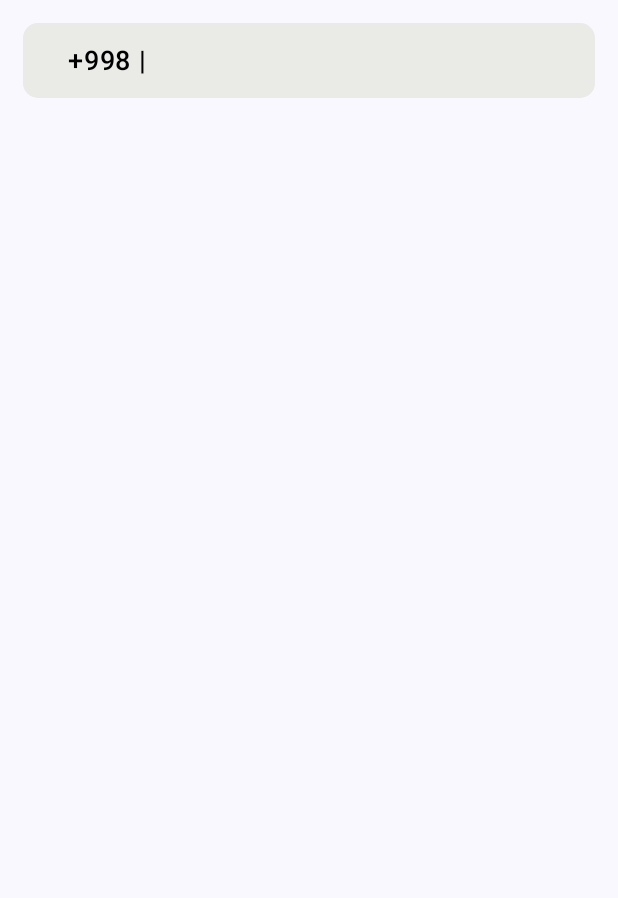
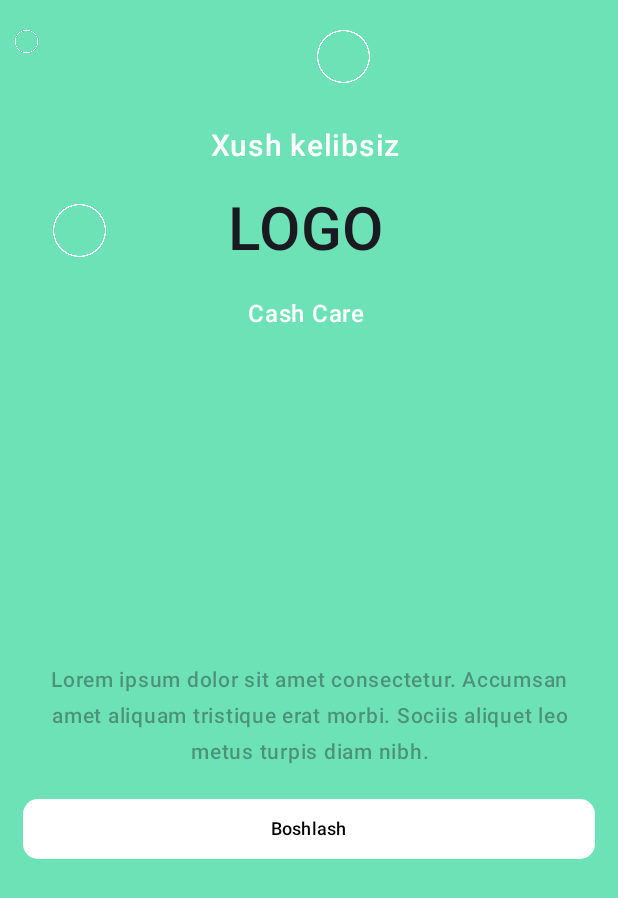
Before and after one commit to jurabek003/CashCare, an Android app built with Jetpack Compose: the screen it shows after launch (MainActivity), on a phone screen of 412 x 824 dp. Shown: the top 898 px of the screen. Run offline under Robolectric (Android 15) with nearby library versions, the phone set to English and light mode, and no system bars.

Commit message:
WelcomeScreen update...

```diff
--- a/app/src/main/java/uz/turgunboyevjurabek/cashcare/MainActivity.kt
+++ b/app/src/main/java/uz/turgunboyevjurabek/cashcare/MainActivity.kt
@@ -3,6 +3,7 @@ package uz.turgunboyevjurabek.cashcare
 import android.os.Bundle
 import androidx.activity.ComponentActivity
 import androidx.activity.compose.setContent
+import androidx.activity.enableEdgeToEdge
 import androidx.compose.foundation.background
 import androidx.compose.foundation.layout.Arrangement
 import androidx.compose.foundation.layout.Box
@@ -14,6 +15,7 @@ import androidx.compose.foundation.layout.fillMaxSize
 import androidx.compose.foundation.layout.fillMaxWidth
 import androidx.compose.foundation.layout.height
 import androidx.compose.foundation.layout.padding
+import androidx.compose.foundation.layout.statusBarsPadding
 import androidx.compose.foundation.layout.width
 import androidx.compose.foundation.shape.RoundedCornerShape
 import androidx.compose.foundation.text.BasicTextField
@@ -46,21 +48,24 @@ import androidx.compose.ui.text.style.TextAlign
 import androidx.compose.ui.tooling.preview.Preview
 import androidx.compose.ui.unit.dp
 import androidx.compose.ui.unit.sp
+import uz.turgunboyevjurabek.cashcare.View.Authorization.WelcomeScreen
+import uz.turgunboyevjurabek.cashcare.View.UIElements.CustomEdit
 import uz.turgunboyevjurabek.cashcare.ui.theme.CashCareTheme
 
 class MainActivity : ComponentActivity() {
     override fun onCreate(savedInstanceState: Bundle?) {
         super.onCreate(savedInstanceState)
+        enableEdgeToEdge()
         setContent {
             CashCareTheme {
                 // A surface container using the 'background' color from the theme
                 Surface(
-                    modifier = Modifier.fillMaxSize(),
+                    modifier = Modifier.fillMaxSize()
+                        ,
                     color = MaterialTheme.colorScheme.background
                 ) {
-
                 Column {
-                        CustomEdit()
+                    WelcomeScreen()
                     }
                 }
             }
@@ -68,64 +73,12 @@ class MainActivity : ComponentActivity() {
     }
 }
 
-@Composable
-fun CustomEdit() {
-    var text by remember {
-        mutableStateOf("")
-    }
-    val context = LocalContext.current
-    val mask = MaskVisualTransformation("##-###-##-##")
-    val focusRequester = remember {
-        FocusRequester()
-    }
-    var inputIsFocused by remember {
-        mutableStateOf(false)
-    }
-    Box(
-        modifier = Modifier
-            .fillMaxWidth()
-            .padding(15.dp)
-            .height(50.dp)
-            .clip(RoundedCornerShape(10.dp))
-    ) {
-        Row(
-            modifier = Modifier
-                .fillMaxSize()
-                .background(colorResource(id = R.color.edtColor)),
-            verticalAlignment = Alignment.CenterVertically,
-        ) {
 
-            Spacer(modifier = Modifier.width(30.dp))
-            Text(text = "+998 |", fontSize = 18.sp, fontWeight = FontWeight.SemiBold, color = Color.Black)
-            Spacer(modifier = Modifier.width(5.dp))
-            BasicTextField(
-                keyboardActions = KeyboardActions.Default,
-                value = text,
-                onValueChange = { it ->
-                    if (it.length <= 9){
-                        text = it.filter { it.isDigit() }
-                    }
-                },
-                textStyle = TextStyle(fontSize = 18.sp, fontWeight = FontWeight.SemiBold),
-                keyboardOptions = KeyboardOptions(keyboardType = KeyboardType.Number),
-                maxLines = 1,
-                visualTransformation = mask,
-                modifier = Modifier
-                    .focusRequester(focusRequester)
-                    .onFocusChanged { inputIsFocused = it.isFocused }
-                    .width(120.dp)
-
-
-            )
-        }
-    }
-
-}
 
 @Preview(showSystemUi = true)
 @Composable
 fun GreetingPreview() {
     CashCareTheme {
-        CustomEdit()
+
     }
 }
--- /dev/null
+++ b/app/src/main/java/uz/turgunboyevjurabek/cashcare/View/Authorization/WelcomeScreen.kt
@@ -0,0 +1,177 @@
+package uz.turgunboyevjurabek.cashcare.View.Authorization
+
+import androidx.compose.foundation.Image
+import androidx.compose.foundation.background
+import androidx.compose.foundation.layout.Arrangement
+import androidx.compose.foundation.layout.Box
+import androidx.compose.foundation.layout.Column
+import androidx.compose.foundation.layout.Row
+import androidx.compose.foundation.layout.fillMaxSize
+import androidx.compose.foundation.layout.fillMaxWidth
+import androidx.compose.foundation.layout.padding
+import androidx.compose.foundation.layout.size
+import androidx.compose.foundation.layout.statusBarsPadding
+import androidx.compose.foundation.shape.RoundedCornerShape
+import androidx.compose.material3.Button
+import androidx.compose.material3.ButtonColors
+import androidx.compose.material3.ButtonDefaults
+import androidx.compose.material3.Text
+import androidx.compose.runtime.Composable
+import androidx.compose.ui.Alignment
+import androidx.compose.ui.Modifier
+import androidx.compose.ui.draw.alpha
+import androidx.compose.ui.draw.clip
+import androidx.compose.ui.graphics.Color
+import androidx.compose.ui.res.colorResource
+import androidx.compose.ui.res.painterResource
+import androidx.compose.ui.text.TextStyle
+import androidx.compose.ui.text.font.FontStyle
+import androidx.compose.ui.text.font.FontWeight
+import androidx.compose.ui.text.style.TextAlign
+import androidx.compose.ui.tooling.preview.Preview
+import androidx.compose.ui.unit.dp
+import androidx.compose.ui.unit.sp
+import uz.turgunboyevjurabek.cashcare.R
+
+@Composable
+fun WelcomeScreen() {
+
+    Column(
+        modifier = Modifier
+            .fillMaxSize()
+            .background(colorResource(id = R.color.bacUI))
+            .statusBarsPadding()
+
+    ) {
+        /**
+         * 2 ta doiraniki
+         */
+        Row(
+            modifier = Modifier
+                .fillMaxWidth()
+                .padding(top = 20.dp),
+            horizontalArrangement = Arrangement.SpaceBetween
+        ){
+            Box(
+                modifier = Modifier
+                    .padding(start = 10.dp)
+            ){
+                Image(
+                    painter = painterResource(id = R.drawable.ic_ellipse1),
+                    contentDescription = null,
+                    Modifier
+                        .size(15.dp)
+                )
+            }
+
+            Box(
+                modifier = Modifier
+                    .padding(end=165.dp)
+            ){
+                Image(
+                    painter = painterResource(id = R.drawable.ic_ellipse1),
+                    contentDescription = null,
+                    Modifier
+                        .size(35.dp)
+                )
+            }
+
+        }
+
+        /**
+         * Textlar va logo
+         */
+        Row(
+            modifier = Modifier
+                .fillMaxWidth()
+                .padding(top = 30.dp),
+            horizontalArrangement = Arrangement.SpaceAround,
+            verticalAlignment = Alignment.CenterVertically
+        ) {
+
+            Box(
+                modifier = Modifier
+                    .align(Alignment.CenterVertically)
+
+            ){
+                Image(
+                    painter = painterResource(id = R.drawable.ic_ellipse1),
+                    contentDescription = null,
+                    Modifier
+                        .size(35.dp)
+                )
+            }
+
+            Column(
+                horizontalAlignment = Alignment.CenterHorizontally,
+                verticalArrangement = Arrangement.Center
+            ) {
+                Text(
+                    text = "Xush kelibsiz",
+                    fontSize = 20.sp,
+                    color = Color.White,
+                    fontWeight = FontWeight.SemiBold
+                )
+                Text(
+                    text = "LOGO",
+                    fontSize = 40.sp,
+                    fontWeight = FontWeight.SemiBold,
+                    modifier = Modifier
+                        .padding(top=20.dp)
+                )
+                Text(
+                    text = "Cash Care",
+                    fontSize = 16.sp,
+                    fontWeight = FontWeight.SemiBold,
+                    color = Color.White,
+                    modifier = Modifier
+                        .padding(top=20.dp)
+                )
+
+
+
+
+            }
+            Box(
+                modifier = Modifier
+                    .padding(20.dp)
+            ){
+            }
+        }
+
+        val text="Lorem ipsum dolor sit amet consectetur. Accumsan amet aliquam tristique erat morbi. Sociis aliquet leo metus turpis diam nibh."
+        Text(
+            text = text,
+            fontSize = 14.sp,
+            fontWeight = FontWeight.SemiBold,
+            textAlign = TextAlign.Center,
+            modifier = Modifier
+                .alpha(0.4f)
+                .padding(top = 220.dp, start = 25.dp, end = 25.dp)
+        )
+
+        Button(
+            modifier = Modifier
+                .fillMaxWidth()
+                .padding(15.dp),
+            shape = RoundedCornerShape(10.dp),
+            colors = ButtonDefaults.buttonColors(
+                containerColor = Color.White
+            ),
+            onClick = {
+
+        }) {
+            Text(text = "Boshlash", fontSize = 12.sp, color = Color.Black)
+        }
+
+    }
+
+
+}
+
+@Preview
+@Composable
+fun UIWelcome() {
+    WelcomeScreen()
+
+}
--- /dev/null
+++ b/app/src/main/java/uz/turgunboyevjurabek/cashcare/View/UIElements/CustomEdit.kt
@@ -0,0 +1,91 @@
+package uz.turgunboyevjurabek.cashcare.View.UIElements
+
+import androidx.compose.foundation.background
+import androidx.compose.foundation.layout.Box
+import androidx.compose.foundation.layout.Row
+import androidx.compose.foundation.layout.Spacer
+import androidx.compose.foundation.layout.fillMaxSize
+import androidx.compose.foundation.layout.fillMaxWidth
+import androidx.compose.foundation.layout.height
+import androidx.compose.foundation.layout.padding
+import androidx.compose.foundation.layout.width
+import androidx.compose.foundation.shape.RoundedCornerShape
+import androidx.compose.foundation.text.BasicTextField
+import androidx.compose.foundation.text.KeyboardActions
+import androidx.compose.foundation.text.KeyboardOptions
+import androidx.compose.material3.Text
+import androidx.compose.runtime.Composable
+import androidx.compose.runtime.getValue
+import androidx.compose.runtime.mutableStateOf
+import androidx.compose.runtime.remember
+import androidx.compose.runtime.setValue
+import androidx.compose.ui.Alignment
+import androidx.compose.ui.Modifier
+import androidx.compose.ui.draw.clip
+import androidx.compose.ui.focus.FocusRequester
+import androidx.compose.ui.focus.focusRequester
+import androidx.compose.ui.focus.onFocusChanged
+import androidx.compose.ui.graphics.Color
+import androidx.compose.ui.platform.LocalContext
+import androidx.compose.ui.res.colorResource
+import androidx.compose.ui.text.TextStyle
+import androidx.compose.ui.text.font.FontWeight
+import androidx.compose.ui.text.input.KeyboardType
+import androidx.compose.ui.unit.dp
+import androidx.compose.ui.unit.sp
+import uz.turgunboyevjurabek.cashcare.MaskVisualTransformation
+import uz.turgunboyevjurabek.cashcare.R
+
+@Composable
+fun CustomEdit() {
+    var text by remember {
+        mutableStateOf("")
+    }
+    val context = LocalContext.current
+    val mask = MaskVisualTransformation("##-###-##-##")
+    val focusRequester = remember {
+        FocusRequester()
+    }
+    var inputIsFocused by remember {
+        mutableStateOf(false)
+    }
+    Box(
+        modifier = Modifier
+            .fillMaxWidth()
+            .padding(15.dp)
+            .height(50.dp)
+            .clip(RoundedCornerShape(10.dp))
+    ) {
+        Row(
+            modifier = Modifier
+                .fillMaxSize()
+                .background(colorResource(id = R.color.edtColor)),
+            verticalAlignment = Alignment.CenterVertically,
+        ) {
+
+            Spacer(modifier = Modifier.width(30.dp))
+            Text(text = "+998 |", fontSize = 18.sp, fontWeight = FontWeight.SemiBold, color = Color.Black)
+            Spacer(modifier = Modifier.width(5.dp))
+            BasicTextField(
+                keyboardActions = KeyboardActions.Default,
+                value = text,
+                onValueChange = { it ->
+                    if (it.length <= 9){
+                        text = it.filter { it.isDigit() }
+                    }
+                },
+                textStyle = TextStyle(fontSize = 18.sp, fontWeight = FontWeight.SemiBold),
+                keyboardOptions = KeyboardOptions(keyboardType = KeyboardType.Number),
+                maxLines = 1,
+                visualTransformation = mask,
+                modifier = Modifier
+                    .focusRequester(focusRequester)
+                    .onFocusChanged { inputIsFocused = it.isFocused }
+                    .width(120.dp)
+
+
+            )
+        }
+    }
+
+}
--- /dev/null
+++ b/app/src/main/java/uz/turgunboyevjurabek/cashcare/View/abs.kt
@@ -0,0 +1,4 @@
+package uz.turgunboyevjurabek.cashcare.View
+
+class abs {
+}
--- a/app/src/main/java/uz/turgunboyevjurabek/cashcare/ui/theme/Theme.kt
+++ b/app/src/main/java/uz/turgunboyevjurabek/cashcare/ui/theme/Theme.kt
@@ -1,6 +1,7 @@
 package uz.turgunboyevjurabek.cashcare.ui.theme
 
 import android.app.Activity
+import android.graphics.Color
 import android.os.Build
 import androidx.compose.foundation.isSystemInDarkTheme
 import androidx.compose.material3.MaterialTheme
@@ -47,6 +48,7 @@ fun CashCareTheme(
     val colorScheme = when {
         dynamicColor && Build.VERSION.SDK_INT >= Build.VERSION_CODES.S -> {
             val context = LocalContext.current
+
             if (darkTheme) dynamicDarkColorScheme(context) else dynamicLightColorScheme(context)
         }
 
@@ -57,8 +59,8 @@ fun CashCareTheme(
     if (!view.isInEditMode) {
         SideEffect {
             val window = (view.context as Activity).window
-            window.statusBarColor = colorScheme.primary.toArgb()
-            WindowCompat.getInsetsController(window, view).isAppearanceLightStatusBars = darkTheme
+            window.statusBarColor = if (darkTheme) Color.TRANSPARENT else Color.TRANSPARENT
+            WindowCompat.getInsetsController(window, view).isAppearanceLightStatusBars = !darkTheme
         }
     }
 
--- a/app/src/main/res/values/colors.xml
+++ b/app/src/main/res/values/colors.xml
@@ -8,4 +8,5 @@
     <color name="black">#FF000000</color>
     <color name="white">#FFFFFFFF</color>
     <color name="edtColor">#EAEAE7</color>
+    <color name="bacUI">#6EE2B7</color>
 </resources>
```
Also changed, not shown: app/src/main/res/drawable/eng.png (added), app/src/main/res/drawable/ic_ellipse1.png (added), app/src/main/res/drawable/rus.png (added), app/src/main/res/drawable/usz.png (added).
